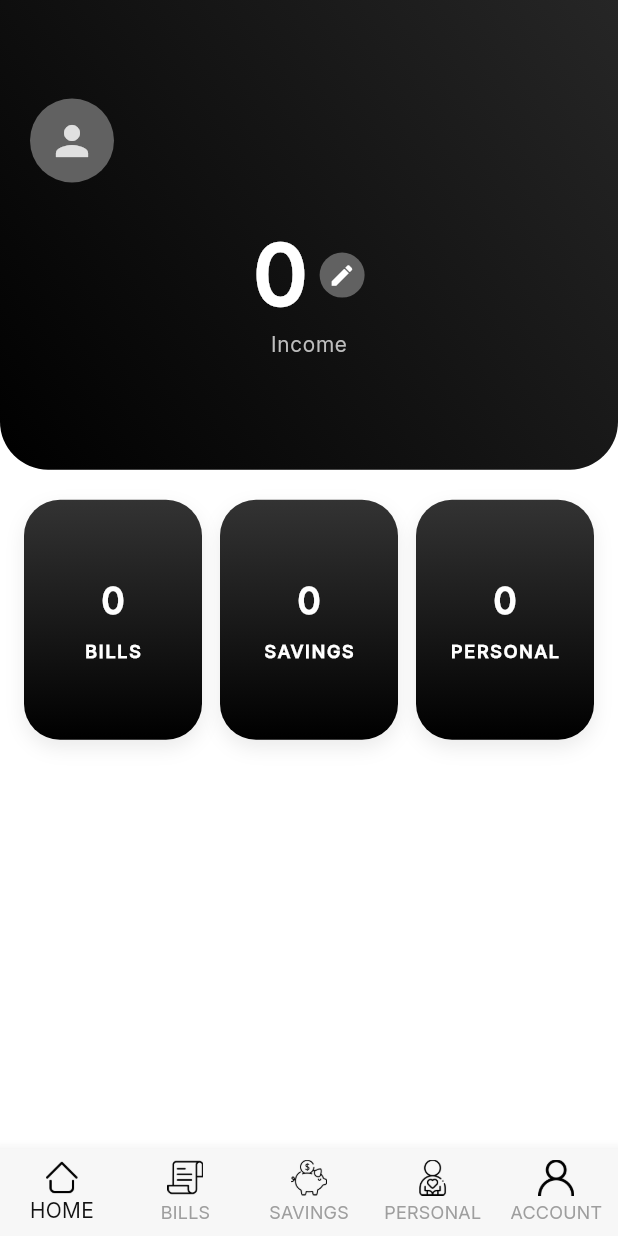
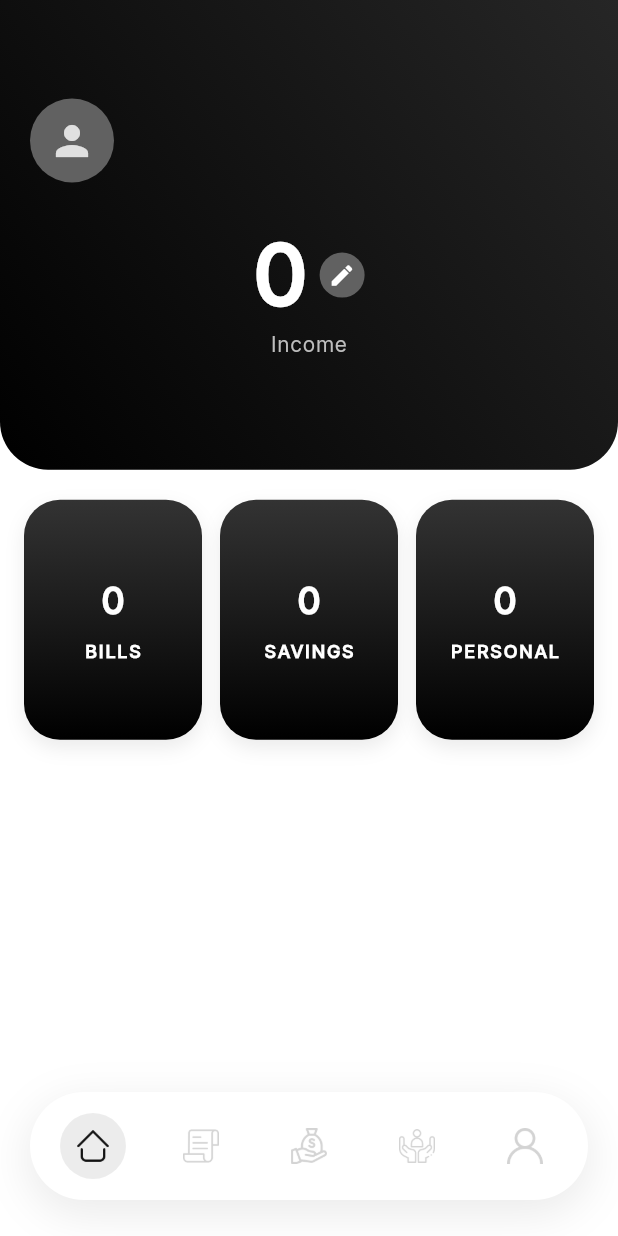
Before and after one commit to wbcjep0108/Journey-To-Balance, a Flutter app: the BottomNavScreen screen opened directly, on a phone screen of 412 x 824 dp. Run offline on Flutter 3.47's test engine with Material 3 defaults, Android fonts, the phone set to English and light mode, and no system bars; our stand-ins replace firebase_auth, firebase_core, google_sign_in; accounts and stored records are empty.

Commit message:
enhanced navigation

```diff
--- a/lib/screens/navigation/bottom_nav_screen.dart
+++ b/lib/screens/navigation/bottom_nav_screen.dart
@@ -30,61 +30,98 @@ class _BottomNavScreenState extends State<BottomNavScreen> {
     });
   }
 
+  Widget _navItem({
+    required int index,
+    required String assetPath,
+  }) {
+    final bool isSelected = _selectedIndex == index;
+
+    return GestureDetector(
+      onTap: () => _onItemTapped(index),
+      child: AnimatedContainer(
+        duration: const Duration(milliseconds: 250),
+        curve: Curves.easeInOut,
+        padding: const EdgeInsets.all(10),
+        decoration: BoxDecoration(
+          color: isSelected
+              ? const Color(0xFF121212).withOpacity(0.08)
+              : Colors.transparent,
+          shape: BoxShape.circle,
+        ),
+        child: Opacity(
+          opacity: isSelected ? 1.0 : 0.45,
+          child: Image.asset(
+            assetPath,
+            width: 24,
+            height: 24,
+            color: isSelected ? const Color(0xFF121212) : Colors.grey,
+          ),
+        ),
+      ),
+    );
+  }
+
   @override
   Widget build(BuildContext context) {
     return Scaffold(
-      body: IndexedStack(
+      backgroundColor: Colors.white,
+
+      body: Stack(
+        children: [
+          // Pages
+          IndexedStack(
             index: _selectedIndex,
             children: _pages,
           ),
-     bottomNavigationBar: BottomNavigationBar(
-      backgroundColor: const Color(0xFFF7F7F7),
-      type: BottomNavigationBarType.fixed,
-      currentIndex: _selectedIndex,
-      onTap: _onItemTapped,
 
-  selectedItemColor: const Color(0xFF121212), // Selected label color
-  unselectedItemColor: Colors.grey,
-  items: const [
-          BottomNavigationBarItem(
-            icon: Image(
-              image: AssetImage('assets/images/icons/home.png'),
-              width: 24,
-              height: 24,
+
+          Positioned(
+            left: 20,
+            right: 20,
+            bottom: 24,
+            child: SafeArea(
+              child: Container(
+                height: 72,
+                padding: const EdgeInsets.symmetric(horizontal: 20),
+                decoration: BoxDecoration(
+                  color: Colors.white,
+                  borderRadius: BorderRadius.circular(40),
+                  boxShadow: [
+                    BoxShadow(
+                      color: Colors.black.withOpacity(0.08),
+                      blurRadius: 24,
+                      spreadRadius: 2,
+                      offset: const Offset(0, 8),
                     ),
-            label: 'HOME',
+                  ],
                 ),
-          BottomNavigationBarItem(
-            icon: Image(
-              image: AssetImage('assets/images/icons/bills.png'),
-              width: 24,
-              height: 24,
+                child: Row(
+                  mainAxisAlignment: MainAxisAlignment.spaceBetween,
+                  children: [
+                    _navItem(
+                      index: 0,
+                      assetPath: 'assets/images/icons/home.png',
                     ),
-            label: 'BILLS',
+                    _navItem(
+                      index: 1,
+                      assetPath: 'assets/images/icons/bills.png',
                     ),
-          BottomNavigationBarItem(
-            icon: Image(
-              image: AssetImage('assets/images/icons/savings.png'),
-              width: 24,
-              height: 24,
+                    _navItem(
+                      index: 2,
+                      assetPath: 'assets/images/icons/savings.png',
                     ),
-            label: 'SAVINGS',
+                    _navItem(
+                      index: 3,
+                      assetPath: 'assets/images/icons/personal.png',
                     ),
-          BottomNavigationBarItem(
-            icon: Image(
-              image: AssetImage('assets/images/icons/personal.png'),
-              width: 24,
-              height: 24,
+                    _navItem(
+                      index: 4,
+                      assetPath: 'assets/images/icons/account.png',
                     ),
-            label: 'PERSONAL',
+                  ],
                 ),
-          BottomNavigationBarItem(
-            icon: Image(
-              image: AssetImage('assets/images/icons/account.png'),
-              width: 24,
-              height: 24,
               ),
-            label: 'ACCOUNT',
+            ),
           ),
         ],
       ),
```
Also changed, not shown: assets/images/icons/personal.png, assets/images/icons/savings.png. Lines whose indentation alone changed are shown as unchanged.
